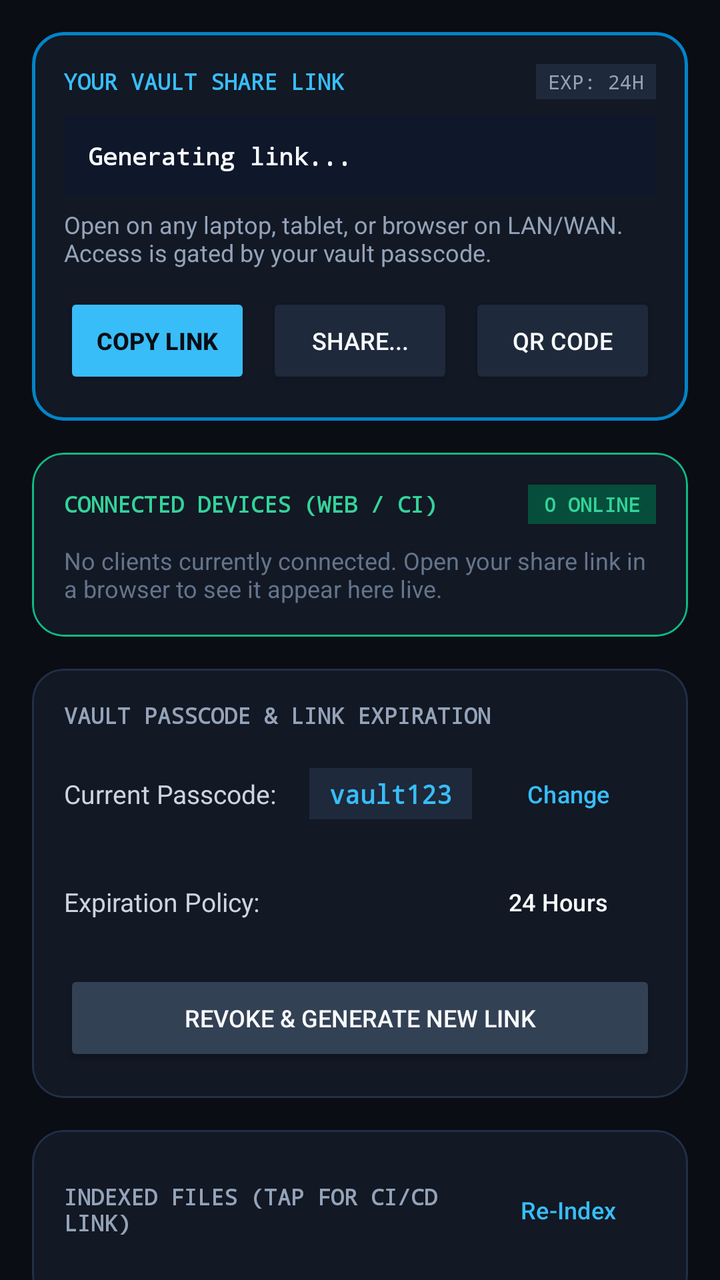
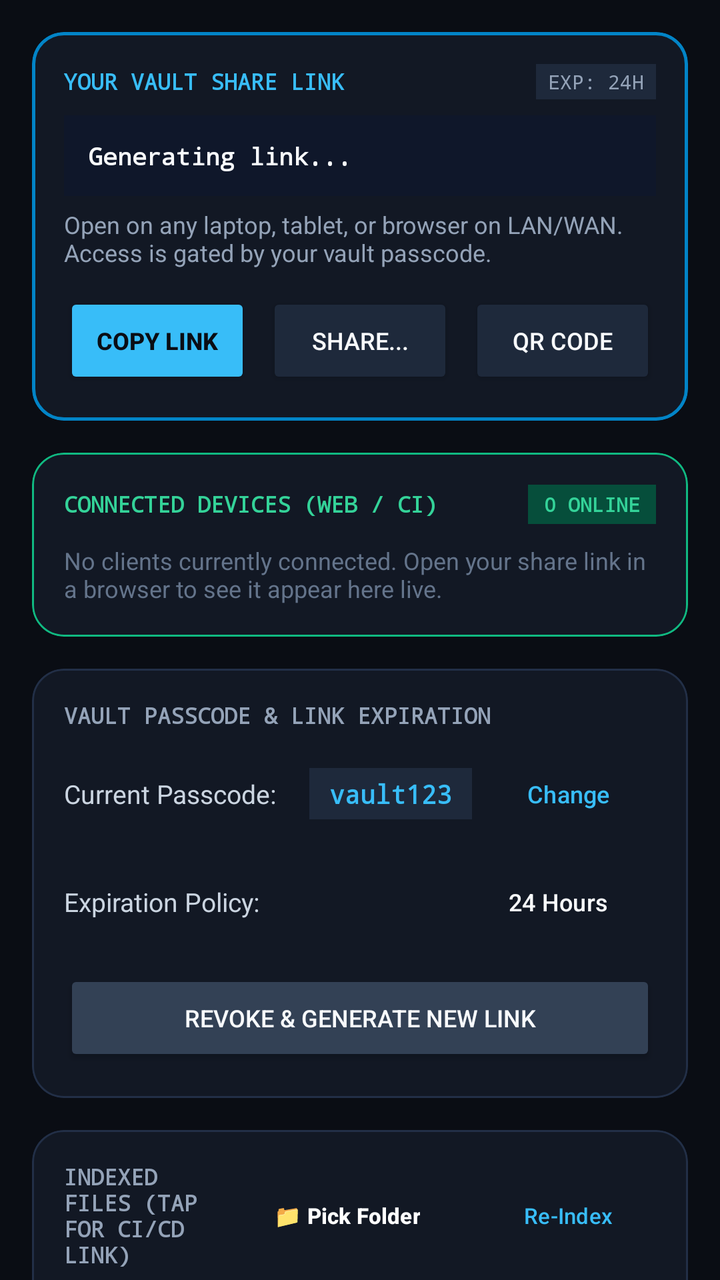

An Android layout rendered at two revisions. The XML below is the earlier revision; the diff shows what the commit changed to produce the second picture.
<!-- AndroidManifest.xml: application theme Theme.LazyVault -->
<!-- res/layout/content_main.xml -->
<?xml version="1.0" encoding="utf-8"?>
<androidx.core.widget.NestedScrollView xmlns:android="http://schemas.android.com/apk/res/android"
    xmlns:app="http://schemas.android.com/apk/res-auto"
    xmlns:tools="http://schemas.android.com/tools"
    android:id="@+id/nestedScrollMain"
    android:layout_width="match_parent"
    android:layout_height="match_parent"
    android:background="#0A0D14"
    app:layout_behavior="@string/appbar_scrolling_view_behavior"
    tools:context=".MainActivity">

    <LinearLayout
        android:layout_width="match_parent"
        android:layout_height="wrap_content"
        android:orientation="vertical"
        android:padding="16dp">

        
        <com.google.android.material.card.MaterialCardView
            android:id="@+id/cardIndexingState"
            android:layout_width="match_parent"
            android:layout_height="wrap_content"
            android:layout_marginBottom="16dp"
            android:visibility="gone"
            app:cardBackgroundColor="#1E1B4B"
            app:cardCornerRadius="16dp"
            app:strokeColor="#4F46E5"
            app:strokeWidth="1dp">

            <LinearLayout
                android:layout_width="match_parent"
                android:layout_height="wrap_content"
                android:gravity="center_vertical"
                android:orientation="horizontal"
                android:padding="16dp">

                <ProgressBar
                    android:layout_width="24dp"
                    android:layout_height="24dp"
                    android:indeterminate="true"
                    android:indeterminateTint="#818CF8" />

                <TextView
                    android:id="@+id/textIndexingStatus"
                    android:layout_width="wrap_content"
                    android:layout_height="wrap_content"
                    android:layout_marginStart="12dp"
                    android:fontFamily="sans-serif-medium"
                    android:text="Scanning &amp; Indexing local files..."
                    android:textColor="#E0E7FF"
                    android:textSize="13sp" />
            </LinearLayout>
        </com.google.android.material.card.MaterialCardView>

        
        <com.google.android.material.card.MaterialCardView
            android:id="@+id/cardIncomingRequest"
            android:layout_width="match_parent"
            android:layout_height="wrap_content"
            android:layout_marginBottom="16dp"
            android:visibility="gone"
            app:cardBackgroundColor="#1A0B2E"
            app:cardCornerRadius="16dp"
            app:strokeColor="#A855F7"
            app:strokeWidth="1.5dp">

            <LinearLayout
                android:layout_width="match_parent"
                android:layout_height="wrap_content"
                android:orientation="vertical"
                android:padding="16dp">

                <LinearLayout
                    android:layout_width="match_parent"
                    android:layout_height="wrap_content"
                    android:gravity="center_vertical"
                    android:orientation="horizontal">

                    <TextView
                        android:layout_width="0dp"
                        android:layout_height="wrap_content"
                        android:layout_weight="1"
                        android:fontFamily="monospace"
                        android:text="⚠️ INCOMING ACCESS REQUEST"
                        android:textColor="#E879F9"
                        android:textSize="11sp"
                        android:textStyle="bold" />

                    <TextView
                        android:id="@+id/textRequestTimer"
                        android:layout_width="wrap_content"
                        android:layout_height="wrap_content"
                        android:background="#581C87"
                        android:fontFamily="monospace"
                        android:paddingHorizontal="6dp"
                        android:paddingVertical="2dp"
                        android:text="60s"
                        android:textColor="#F5D0FE"
                        android:textSize="10sp"
                        android:textStyle="bold" />
                </LinearLayout>

                <TextView
                    android:id="@+id/textIncomingFilename"
                    android:layout_width="match_parent"
                    android:layout_height="wrap_content"
                    android:layout_marginTop="8dp"
                    android:fontFamily="monospace"
                    android:text="financial_report_2026.pdf"
                    android:textColor="#F8FAFC"
                    android:textSize="14sp"
                    android:textStyle="bold" />

                <TextView
                    android:id="@+id/textIncomingRequester"
                    android:layout_width="match_parent"
                    android:layout_height="wrap_content"
                    android:layout_marginTop="2dp"
                    android:fontFamily="sans-serif"
                    android:text="Requester: Web Client"
                    android:textColor="#CBD5E1"
                    android:textSize="12sp" />

                <LinearLayout
                    android:layout_width="match_parent"
                    android:layout_height="wrap_content"
                    android:layout_marginTop="12dp"
                    android:orientation="horizontal">

                    <Button
                        android:id="@+id/btnDenyIncoming"
                        android:layout_width="0dp"
                        android:layout_height="wrap_content"
                        android:layout_marginEnd="6dp"
                        android:layout_weight="1"
                        android:backgroundTint="#7F1D1D"
                        android:text="DENY"
                        android:textColor="#FCA5A5"
                        android:textStyle="bold" />

                    <Button
                        android:id="@+id/btnAllowIncoming"
                        android:layout_width="0dp"
                        android:layout_height="wrap_content"
                        android:layout_marginStart="6dp"
                        android:layout_weight="1"
                        android:backgroundTint="#059669"
                        android:text="ALLOW &amp; STREAM"
                        android:textColor="#FFFFFF"
                        android:textStyle="bold" />
                </LinearLayout>
            </LinearLayout>
        </com.google.android.material.card.MaterialCardView>

        
        <com.google.android.material.card.MaterialCardView
            android:layout_width="match_parent"
            android:layout_height="wrap_content"
            android:layout_marginBottom="16dp"
            app:cardBackgroundColor="#121824"
            app:cardCornerRadius="16dp"
            app:strokeColor="#0284C7"
            app:strokeWidth="1.5dp">

            <LinearLayout
                android:layout_width="match_parent"
                android:layout_height="wrap_content"
                android:orientation="vertical"
                android:padding="16dp">

                <LinearLayout
                    android:layout_width="match_parent"
                    android:layout_height="wrap_content"
                    android:gravity="center_vertical"
                    android:orientation="horizontal">

                    <TextView
                        android:layout_width="0dp"
                        android:layout_height="wrap_content"
                        android:layout_weight="1"
                        android:fontFamily="monospace"
                        android:text="YOUR VAULT SHARE LINK"
                        android:textColor="#38BDF8"
                        android:textSize="11sp"
                        android:textStyle="bold" />

                    <TextView
                        android:id="@+id/textLinkExpiryBadge"
                        android:layout_width="wrap_content"
                        android:layout_height="wrap_content"
                        android:background="#1E293B"
                        android:fontFamily="monospace"
                        android:paddingHorizontal="6dp"
                        android:paddingVertical="2dp"
                        android:text="EXP: 24H"
                        android:textColor="#94A3B8"
                        android:textSize="10sp" />
                </LinearLayout>

                <TextView
                    android:id="@+id/textShareLink"
                    android:layout_width="match_parent"
                    android:layout_height="wrap_content"
                    android:layout_marginTop="8dp"
                    android:background="#0F172A"
                    android:fontFamily="monospace"
                    android:padding="12dp"
                    android:text="Generating link..."
                    android:textColor="#F8FAFC"
                    android:textSize="12sp"
                    android:textStyle="bold" />

                <TextView
                    android:layout_width="match_parent"
                    android:layout_height="wrap_content"
                    android:layout_marginTop="6dp"
                    android:text="Open on any laptop, tablet, or browser on LAN/WAN. Access is gated by your vault passcode."
                    android:textColor="#94A3B8"
                    android:textSize="12sp" />

                
                <LinearLayout
                    android:layout_width="match_parent"
                    android:layout_height="wrap_content"
                    android:layout_marginTop="12dp"
                    android:orientation="horizontal">

                    <Button
                        android:id="@+id/btnCopyLink"
                        android:layout_width="0dp"
                        android:layout_height="wrap_content"
                        android:layout_marginEnd="4dp"
                        android:layout_weight="1"
                        android:backgroundTint="#38BDF8"
                        android:text="Copy Link"
                        android:textColor="#0A0D14"
                        android:textSize="12sp"
                        android:textStyle="bold" />

                    <Button
                        android:id="@+id/btnShareLink"
                        android:layout_width="0dp"
                        android:layout_height="wrap_content"
                        android:layout_marginHorizontal="4dp"
                        android:layout_weight="1"
                        android:backgroundTint="#1E293B"
                        android:text="Share..."
                        android:textColor="#F8FAFC"
                        android:textSize="12sp" />

                    <Button
                        android:id="@+id/btnShowQr"
                        android:layout_width="0dp"
                        android:layout_height="wrap_content"
                        android:layout_marginStart="4dp"
                        android:layout_weight="1"
                        android:backgroundTint="#1E293B"
                        android:text="QR Code"
                        android:textColor="#F8FAFC"
                        android:textSize="12sp" />
                </LinearLayout>
            </LinearLayout>
        </com.google.android.material.card.MaterialCardView>

        
        <com.google.android.material.card.MaterialCardView
            android:id="@+id/cardConnectedClients"
            android:layout_width="match_parent"
            android:layout_height="wrap_content"
            android:layout_marginBottom="16dp"
            app:cardBackgroundColor="#121824"
            app:cardCornerRadius="16dp"
            app:strokeColor="#10B981"
            app:strokeWidth="1dp">

            <LinearLayout
                android:layout_width="match_parent"
                android:layout_height="wrap_content"
                android:orientation="vertical"
                android:padding="16dp">

                <LinearLayout
                    android:layout_width="match_parent"
                    android:layout_height="wrap_content"
                    android:gravity="center_vertical"
                    android:orientation="horizontal">

                    <TextView
                        android:layout_width="0dp"
                        android:layout_height="wrap_content"
                        android:layout_weight="1"
                        android:fontFamily="monospace"
                        android:text="CONNECTED DEVICES (WEB / CI)"
                        android:textColor="#34D399"
                        android:textSize="11sp"
                        android:textStyle="bold" />

                    <TextView
                        android:id="@+id/textConnectedCountBadge"
                        android:layout_width="wrap_content"
                        android:layout_height="wrap_content"
                        android:background="#064E3B"
                        android:fontFamily="monospace"
                        android:paddingHorizontal="8dp"
                        android:paddingVertical="3dp"
                        android:text="0 ONLINE"
                        android:textColor="#34D399"
                        android:textSize="10sp"
                        android:textStyle="bold" />
                </LinearLayout>

                
                <LinearLayout
                    android:id="@+id/containerConnectedClients"
                    android:layout_width="match_parent"
                    android:layout_height="wrap_content"
                    android:layout_marginTop="10dp"
                    android:orientation="vertical">

                    <TextView
                        android:id="@+id/textNoClientsNotice"
                        android:layout_width="match_parent"
                        android:layout_height="wrap_content"
                        android:fontFamily="sans-serif"
                        android:text="No clients currently connected. Open your share link in a browser to see it appear here live."
                        android:textColor="#64748B"
                        android:textSize="12sp" />
                </LinearLayout>
            </LinearLayout>
        </com.google.android.material.card.MaterialCardView>

        
        <com.google.android.material.card.MaterialCardView
            android:layout_width="match_parent"
            android:layout_height="wrap_content"
            android:layout_marginBottom="16dp"
            app:cardBackgroundColor="#121824"
            app:cardCornerRadius="16dp"
            app:strokeColor="#222F47"
            app:strokeWidth="1dp">

            <LinearLayout
                android:layout_width="match_parent"
                android:layout_height="wrap_content"
                android:orientation="vertical"
                android:padding="16dp">

                <TextView
                    android:layout_width="wrap_content"
                    android:layout_height="wrap_content"
                    android:fontFamily="monospace"
                    android:text="VAULT PASSCODE &amp; LINK EXPIRATION"
                    android:textColor="#94A3B8"
                    android:textSize="11sp"
                    android:textStyle="bold" />

                
                <LinearLayout
                    android:layout_width="match_parent"
                    android:layout_height="wrap_content"
                    android:layout_marginTop="8dp"
                    android:gravity="center_vertical"
                    android:orientation="horizontal">

                    <TextView
                        android:layout_width="0dp"
                        android:layout_height="wrap_content"
                        android:layout_weight="1"
                        android:text="Current Passcode:"
                        android:textColor="#CBD5E1"
                        android:textSize="13sp" />

                    <TextView
                        android:id="@+id/textCurrentPassword"
                        android:layout_width="wrap_content"
                        android:layout_height="wrap_content"
                        android:background="#1E293B"
                        android:fontFamily="monospace"
                        android:paddingHorizontal="10dp"
                        android:paddingVertical="4dp"
                        android:text="vault123"
                        android:textColor="#38BDF8"
                        android:textSize="13sp"
                        android:textStyle="bold" />

                    <Button
                        android:id="@+id/btnChangePassword"
                        style="@style/Widget.Material3.Button.TextButton"
                        android:layout_width="wrap_content"
                        android:layout_height="wrap_content"
                        android:layout_marginStart="4dp"
                        android:text="Change"
                        android:textColor="#38BDF8"
                        android:textSize="12sp" />
                </LinearLayout>

                
                <LinearLayout
                    android:layout_width="match_parent"
                    android:layout_height="wrap_content"
                    android:layout_marginTop="6dp"
                    android:gravity="center_vertical"
                    android:orientation="horizontal">

                    <TextView
                        android:layout_width="0dp"
                        android:layout_height="wrap_content"
                        android:layout_weight="1"
                        android:text="Expiration Policy:"
                        android:textColor="#CBD5E1"
                        android:textSize="13sp" />

                    <Button
                        android:id="@+id/btnSelectExpiration"
                        style="@style/Widget.Material3.Button.OutlinedButton"
                        android:layout_width="wrap_content"
                        android:layout_height="wrap_content"
                        android:text="24 Hours"
                        android:textColor="#F8FAFC"
                        android:textSize="12sp" />
                </LinearLayout>

                
                <Button
                    android:id="@+id/btnRegenerateLink"
                    android:layout_width="match_parent"
                    android:layout_height="wrap_content"
                    android:layout_marginTop="10dp"
                    android:backgroundTint="#334155"
                    android:text="Revoke &amp; Generate New Link"
                    android:textColor="#F8FAFC"
                    android:textSize="12sp" />
            </LinearLayout>
        </com.google.android.material.card.MaterialCardView>

        
        <com.google.android.material.card.MaterialCardView
            android:layout_width="match_parent"
            android:layout_height="wrap_content"
            android:layout_marginBottom="16dp"
            app:cardBackgroundColor="#121824"
            app:cardCornerRadius="16dp"
            app:strokeColor="#222F47"
            app:strokeWidth="1dp">

            <LinearLayout
                android:layout_width="match_parent"
                android:layout_height="wrap_content"
                android:orientation="vertical"
                android:padding="16dp">

                <LinearLayout
                    android:layout_width="match_parent"
                    android:layout_height="wrap_content"
                    android:gravity="center_vertical"
                    android:orientation="horizontal">

                    <TextView
                        android:id="@+id/textIndexedFilesTitle"
                        android:layout_width="0dp"
                        android:layout_height="wrap_content"
                        android:layout_weight="1"
                        android:fontFamily="monospace"
                        android:text="INDEXED FILES (TAP FOR CI/CD LINK)"
                        android:textColor="#94A3B8"
                        android:textSize="11sp"
                        android:textStyle="bold" />

                    <Button
                        android:id="@+id/btnSyncCatalog"
                        style="@style/Widget.Material3.Button.TextButton"
                        android:layout_width="wrap_content"
                        android:layout_height="wrap_content"
                        android:text="Re-Index"
                        android:textColor="#38BDF8"
                        android:textSize="12sp" />
                </LinearLayout>

                
                <LinearLayout
                    android:id="@+id/containerFilesList"
                    android:layout_width="match_parent"
                    android:layout_height="wrap_content"
                    android:layout_marginTop="8dp"
                    android:orientation="vertical" />
            </LinearLayout>
        </com.google.android.material.card.MaterialCardView>

        
        <com.google.android.material.card.MaterialCardView
            android:layout_width="match_parent"
            android:layout_height="wrap_content"
            android:layout_marginBottom="16dp"
            app:cardBackgroundColor="#121824"
            app:cardCornerRadius="16dp"
            app:strokeColor="#222F47"
            app:strokeWidth="1dp">

            <LinearLayout
                android:layout_width="match_parent"
                android:layout_height="wrap_content"
                android:orientation="vertical"
                android:padding="16dp">

                <TextView
                    android:layout_width="wrap_content"
                    android:layout_height="wrap_content"
                    android:fontFamily="monospace"
                    android:text="BROKER CONNECTION"
                    android:textColor="#94A3B8"
                    android:textSize="11sp"
                    android:textStyle="bold" />

                <com.google.android.material.textfield.TextInputLayout
                    android:layout_width="match_parent"
                    android:layout_height="wrap_content"
                    android:layout_marginTop="8dp"
                    app:boxBackgroundColor="#182030"
                    app:boxStrokeColor="#38BDF8"
                    app:hintTextColor="#38BDF8">

                    <com.google.android.material.textfield.TextInputEditText
                        android:id="@+id/editBackendUrl"
                        android:layout_width="match_parent"
                        android:layout_height="wrap_content"
                        android:fontFamily="monospace"
                        android:hint="Broker URL (http://10.0.2.2:4000)"
                        android:inputType="textUri"
                        android:textColor="#F8FAFC"
                        android:textSize="13sp" />
                </com.google.android.material.textfield.TextInputLayout>

                <Button
                    android:id="@+id/btnSaveBroker"
                    android:layout_width="match_parent"
                    android:layout_height="wrap_content"
                    android:layout_marginTop="10dp"
                    android:backgroundTint="#1E293B"
                    android:text="Update Broker &amp; Reconnect"
                    android:textColor="#F8FAFC"
                    android:textSize="12sp" />
            </LinearLayout>
        </com.google.android.material.card.MaterialCardView>

        
        <com.google.android.material.card.MaterialCardView
            android:layout_width="match_parent"
            android:layout_height="wrap_content"
            android:layout_marginBottom="16dp"
            app:cardBackgroundColor="#121824"
            app:cardCornerRadius="16dp"
            app:strokeColor="#222F47"
            app:strokeWidth="1dp">

            <LinearLayout
                android:layout_width="match_parent"
                android:layout_height="wrap_content"
                android:orientation="vertical"
                android:padding="16dp">

                <TextView
                    android:layout_width="wrap_content"
                    android:layout_height="wrap_content"
                    android:fontFamily="monospace"
                    android:text="DEV TESTING"
                    android:textColor="#F59E0B"
                    android:textSize="11sp"
                    android:textStyle="bold" />

                <Button
                    android:id="@+id/btnSimulateRequest"
                    android:layout_width="match_parent"
                    android:layout_height="wrap_content"
                    android:layout_marginTop="8dp"
                    android:backgroundTint="#F59E0B"
                    android:text="Simulate Incoming FCM Request"
                    android:textColor="#0A0D14"
                    android:textStyle="bold" />
            </LinearLayout>
        </com.google.android.material.card.MaterialCardView>

        
        <com.google.android.material.card.MaterialCardView
            android:layout_width="match_parent"
            android:layout_height="wrap_content"
            app:cardBackgroundColor="#121824"
            app:cardCornerRadius="16dp"
            app:strokeColor="#222F47"
            app:strokeWidth="1dp">

            <LinearLayout
                android:layout_width="match_parent"
                android:layout_height="wrap_content"
                android:orientation="vertical"
                android:padding="16dp">

                <TextView
                    android:layout_width="wrap_content"
                    android:layout_height="wrap_content"
                    android:fontFamily="monospace"
                    android:text="TRANSFER AUDIT LOG"
                    android:textColor="#94A3B8"
                    android:textSize="11sp"
                    android:textStyle="bold" />

                <TextView
                    android:id="@+id/textAuditLog"
                    android:layout_width="match_parent"
                    android:layout_height="wrap_content"
                    android:layout_marginTop="8dp"
                    android:fontFamily="monospace"
                    android:text="No recent transfer leases recorded."
                    android:textColor="#CBD5E1"
                    android:textSize="11sp" />
            </LinearLayout>
        </com.google.android.material.card.MaterialCardView>

    </LinearLayout>
</androidx.core.widget.NestedScrollView>
<!-- resources referenced by this layout -->
<resources>
  <style name="Theme.LazyVault" parent="Base.Theme.LazyVault" />
  <style name="Base.Theme.LazyVault" parent="Theme.Material3.DayNight.NoActionBar">
          
          
      </style>
</resources>

<!-- the commit's change to res/layout/content_main.xml (unified diff, before → after) -->
@@ -467,22 +467,122 @@
                         android:textStyle="bold" />
 
                     <Button
+                        android:id="@+id/btnPickFolder"
+                        style="@style/Widget.Material3.Button.TonalButton"
+                        android:layout_width="wrap_content"
+                        android:layout_height="wrap_content"
+                        android:layout_marginEnd="6dp"
+                        android:backgroundTint="#0369A1"
+                        android:text="📁 Pick Folder"
+                        android:textColor="#FFFFFF"
+                        android:textSize="11sp"
+                        android:textStyle="bold" />
+
+                    <Button
                         android:id="@+id/btnSyncCatalog"
                         style="@style/Widget.Material3.Button.TextButton"
                         android:layout_width="wrap_content"
                         android:layout_height="wrap_content"
                         android:text="Re-Index"
                         android:textColor="#38BDF8"
+                        android:textSize="11sp" />
+                </LinearLayout>
+
+                
+                <LinearLayout
+                    android:id="@+id/layoutFolderInfo"
+                    android:layout_width="match_parent"
+                    android:layout_height="wrap_content"
+                    android:layout_marginTop="8dp"
+                    android:background="#0F172A"
+                    android:gravity="center_vertical"
+                    android:orientation="horizontal"
+                    android:paddingHorizontal="12dp"
+                    android:paddingVertical="4dp">
+
+                    <TextView
+                        android:layout_width="wrap_content"
+                        android:layout_height="wrap_content"
+                        android:text="📂 "
                         android:textSize="12sp" />
-                </LinearLayout>
-
-                
-                <LinearLayout
-                    android:id="@+id/containerFilesList"
-                    android:layout_width="match_parent"
-                    android:layout_height="wrap_content"
-                    android:layout_marginTop="8dp"
-                    android:orientation="vertical" />
+
+                    <TextView
+                        android:id="@+id/textCurrentFolder"
+                        android:layout_width="0dp"
+                        android:layout_height="wrap_content"
+                        android:layout_weight="1"
+                        android:ellipsize="middle"
+                        android:fontFamily="monospace"
+                        android:singleLine="true"
+                        android:text="Folder: Default App Vault"
+                        android:textColor="#38BDF8"
+                        android:textSize="11sp" />
+
+                    <Button
+                        android:id="@+id/btnResetFolder"
+                        style="@style/Widget.Material3.Button.TextButton"
+                        android:layout_width="wrap_content"
+                        android:layout_height="wrap_content"
+                        android:minWidth="0dp"
+                        android:paddingHorizontal="8dp"
+                        android:text="Reset"
+                        android:textColor="#94A3B8"
+                        android:textSize="10sp" />
+                </LinearLayout>
+
+                
+                <com.google.android.material.textfield.TextInputLayout
+                    android:id="@+id/layoutFilterFiles"
+                    android:layout_width="match_parent"
+                    android:layout_height="wrap_content"
+                    android:layout_marginTop="8dp"
+                    android:visibility="gone"
+                    app:boxBackgroundColor="#0B0F19"
+                    app:boxCornerRadiusBottomEnd="8dp"
+                    app:boxCornerRadiusBottomStart="8dp"
+                    app:boxCornerRadiusTopEnd="8dp"
+                    app:boxCornerRadiusTopStart="8dp"
+                    app:boxStrokeColor="#38BDF8"
+                    app:boxStrokeWidth="1dp"
+                    app:hintEnabled="false">
+
+                    <com.google.android.material.textfield.TextInputEditText
+                        android:id="@+id/editFilterFiles"
+                        android:layout_width="match_parent"
+                        android:layout_height="wrap_content"
+                        android:background="@null"
+                        android:fontFamily="sans-serif"
+                        android:hint="🔍 Filter indexed files..."
+                        android:inputType="text"
+                        android:paddingHorizontal="12dp"
+                        android:paddingVertical="8dp"
+                        android:textColor="#F8FAFC"
+                        android:textColorHint="#64748B"
+                        android:textSize="12sp" />
+                </com.google.android.material.textfield.TextInputLayout>
+
+                
+                <TextView
+                    android:id="@+id/textEmptyFiles"
+                    android:layout_width="match_parent"
+                    android:layout_height="wrap_content"
+                    android:layout_marginTop="12dp"
+                    android:gravity="center"
+                    android:paddingVertical="16dp"
+                    android:text="No files indexed in this folder yet."
+                    android:textColor="#64748B"
+                    android:textSize="13sp"
+                    android:visibility="gone" />
+
+                
+                <androidx.recyclerview.widget.RecyclerView
+                    android:id="@+id/recyclerFilesList"
+                    android:layout_width="match_parent"
+                    android:layout_height="320dp"
+                    android:layout_marginTop="8dp"
+                    android:nestedScrollingEnabled="true"
+                    android:scrollbars="vertical"
+                    android:fadeScrollbars="false" />
             </LinearLayout>
         </com.google.android.material.card.MaterialCardView>
 
